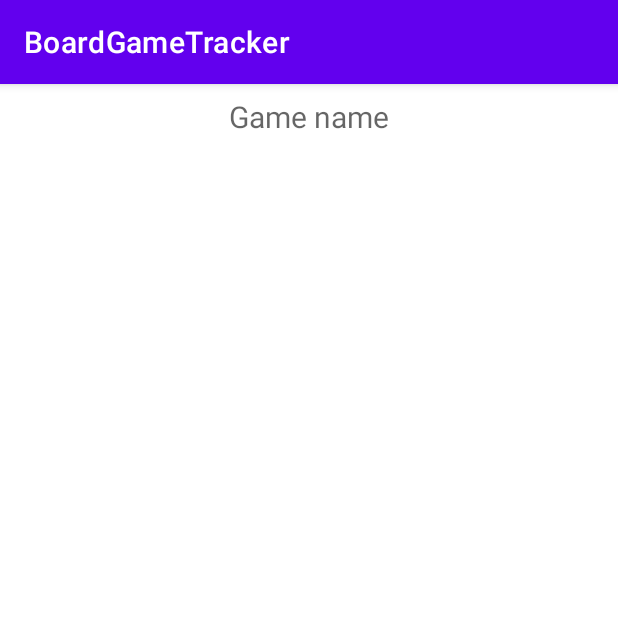
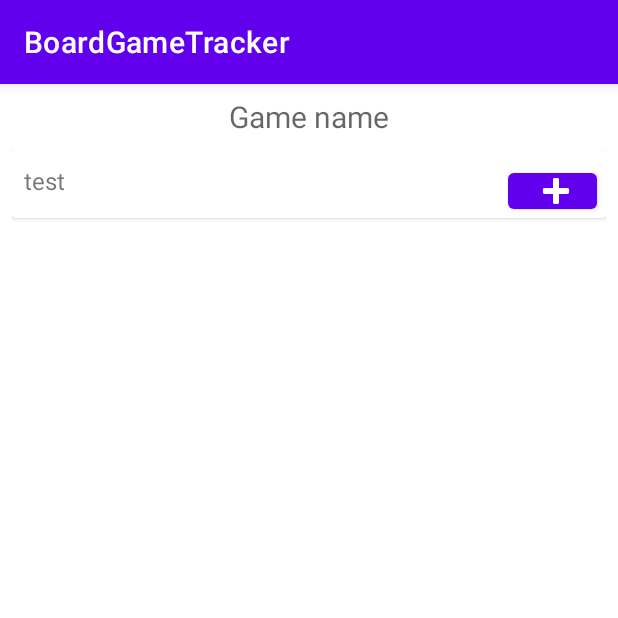
Before and after one commit to staniakm/BoardGameTracker, an Android app: the GameSessionActivity screen opened directly, with no data from a screen before it, on a phone screen of 412 x 824 dp, the top half of it. Run offline under Robolectric (Android 15) with nearby library versions, the phone set to English and light mode, and no system bars; our stand-ins replace Room's generated code.

Commit message:
display attendee on game session screen

```diff
--- /dev/null
+++ b/app/src/main/java/com/mariusz/boardgametracker/adapter/UserScoreAdapter.kt
@@ -0,0 +1,50 @@
+package com.mariusz.boardgametracker.adapter
+
+import android.view.LayoutInflater
+import android.view.ViewGroup
+import androidx.recyclerview.widget.AsyncListDiffer
+import androidx.recyclerview.widget.DiffUtil
+import androidx.recyclerview.widget.RecyclerView
+import com.mariusz.boardgametracker.databinding.UserScoreAdapterBinding
+import com.mariusz.boardgametracker.domain.Attendee
+
+class UserScoreAdapter() :
+    RecyclerView.Adapter<UserScoreAdapter.UserScoreAdapterViewHolder>() {
+    inner class UserScoreAdapterViewHolder(val binding: UserScoreAdapterBinding) :
+        RecyclerView.ViewHolder(binding.root) {}
+
+    private val diffCallback = object : DiffUtil.ItemCallback<Attendee>() {
+        override fun areItemsTheSame(oldItem: Attendee, newItem: Attendee): Boolean {
+            return oldItem.name == newItem.name
+        }
+
+        override fun areContentsTheSame(oldItem: Attendee, newItem: Attendee): Boolean {
+            return oldItem.hashCode() == newItem.hashCode()
+        }
+    }
+    private val differ = AsyncListDiffer(this, diffCallback)
+    fun submitList(list: List<Attendee>) = differ.submitList(list)
+
+    override fun onCreateViewHolder(
+        parent: ViewGroup,
+        viewType: Int
+    ): UserScoreAdapter.UserScoreAdapterViewHolder {
+        val binding =
+            UserScoreAdapterBinding.inflate(LayoutInflater.from(parent.context), parent, false)
+        return UserScoreAdapterViewHolder(binding)
+    }
+
+    override fun onBindViewHolder(
+        holder: UserScoreAdapter.UserScoreAdapterViewHolder,
+        position: Int
+    ) {
+        val item = differ.currentList[position]
+        holder.binding.apply {
+            userName.text = item.name
+        }
+    }
+
+    override fun getItemCount(): Int {
+        return differ.currentList.size
+    }
+}
--- a/app/src/main/java/com/mariusz/boardgametracker/ui/GameSessionActivity.kt
+++ b/app/src/main/java/com/mariusz/boardgametracker/ui/GameSessionActivity.kt
@@ -1,9 +1,11 @@
 package com.mariusz.boardgametracker.ui
 
 import android.os.Bundle
-import android.util.Log
 import androidx.appcompat.app.AppCompatActivity
+import androidx.recyclerview.widget.LinearLayoutManager
+import com.mariusz.boardgametracker.adapter.UserScoreAdapter
 import com.mariusz.boardgametracker.databinding.ActivityGameSessionBinding
+import com.mariusz.boardgametracker.domain.Attendee
 import com.mariusz.boardgametracker.domain.BoardGame
 import com.mariusz.boardgametracker.domain.Event
 
@@ -11,12 +13,18 @@ class GameSessionActivity : AppCompatActivity() {
 
     private val TAG: String = "GameSessionActivity"
     private lateinit var binding: ActivityGameSessionBinding
-
+    private lateinit var adapter: UserScoreAdapter
 
     override fun onCreate(savedInstanceState: Bundle?) {
         super.onCreate(savedInstanceState)
         binding = ActivityGameSessionBinding.inflate(layoutInflater)
+        adapter = UserScoreAdapter()
+        binding.userScore.layoutManager = LinearLayoutManager(this)
+        binding.userScore.adapter = adapter
+
         setContentView(binding.root)
+
+        adapter.submitList(listOf(Attendee("test",1)))
 
         intent.extras?.let { extras ->
             val boardGame = extras.getSerializable("game") as BoardGame
--- a/app/src/main/res/layout/activity_game_session.xml
+++ b/app/src/main/res/layout/activity_game_session.xml
@@ -20,4 +20,16 @@
         app:layout_constraintStart_toStartOf="parent"
         app:layout_constraintTop_toTopOf="parent" />
 
+    <androidx.recyclerview.widget.RecyclerView
+        android:id="@+id/userScore"
+        android:layout_width="match_parent"
+        android:layout_height="0dp"
+        android:layout_marginStart="8dp"
+        android:layout_marginEnd="8dp"
+        android:layout_marginTop="8dp"
+        android:layout_marginBottom="8dp"
+        app:layout_constraintTop_toBottomOf="@+id/gameName"
+        app:layout_constraintBottom_toBottomOf="parent"
+        />
+
 </androidx.constraintlayout.widget.ConstraintLayout>
--- /dev/null
+++ b/app/src/main/res/layout/user_score_adapter.xml
@@ -0,0 +1,40 @@
+<?xml version="1.0" encoding="utf-8"?>
+<androidx.cardview.widget.CardView xmlns:android="http://schemas.android.com/apk/res/android"
+    xmlns:app="http://schemas.android.com/apk/res-auto"
+    android:layout_width="match_parent"
+    android:layout_height="wrap_content"
+    android:layout_marginBottom="1dp">
+
+
+    <androidx.constraintlayout.widget.ConstraintLayout
+        android:id="@+id/eventLayout"
+        android:layout_width="match_parent"
+        android:layout_height="36dp"
+        android:layout_marginTop="10dp">
+
+        <TextView
+            android:id="@+id/userName"
+            android:layout_width="0dp"
+            android:layout_height="0dp"
+            android:layout_marginStart="8dp"
+            android:textSize="16sp"
+            app:layout_constraintBottom_toBottomOf="parent"
+            app:layout_constraintStart_toStartOf="parent"
+            app:layout_constraintTop_toTopOf="parent"
+            app:layout_constraintWidth_percent="0.8"
+            />
+
+        <Button
+            android:id="@+id/addPoints"
+            android:layout_width="0dp"
+            android:layout_height="0dp"
+            app:icon="@android:drawable/ic_input_add"
+            app:layout_constraintBottom_toBottomOf="parent"
+            app:layout_constraintEnd_toEndOf="parent"
+            app:layout_constraintStart_toEndOf="@id/userName"
+            app:layout_constraintTop_toTopOf="parent"
+
+            app:layout_constraintWidth_percent="0.15" />
+    </androidx.constraintlayout.widget.ConstraintLayout>
+
+</androidx.cardview.widget.CardView>
```
